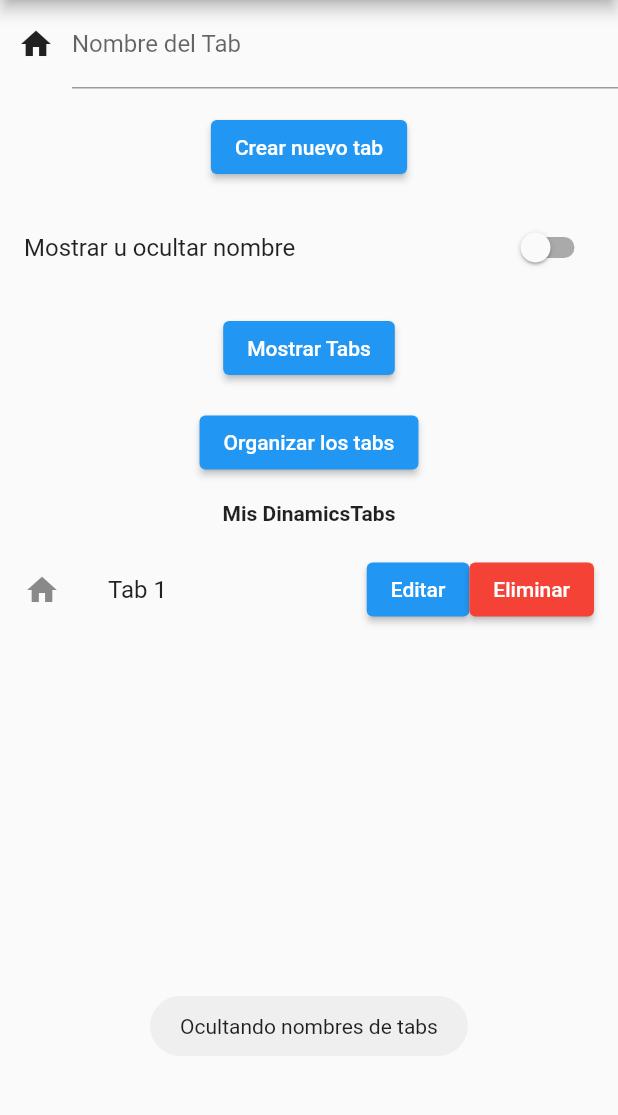
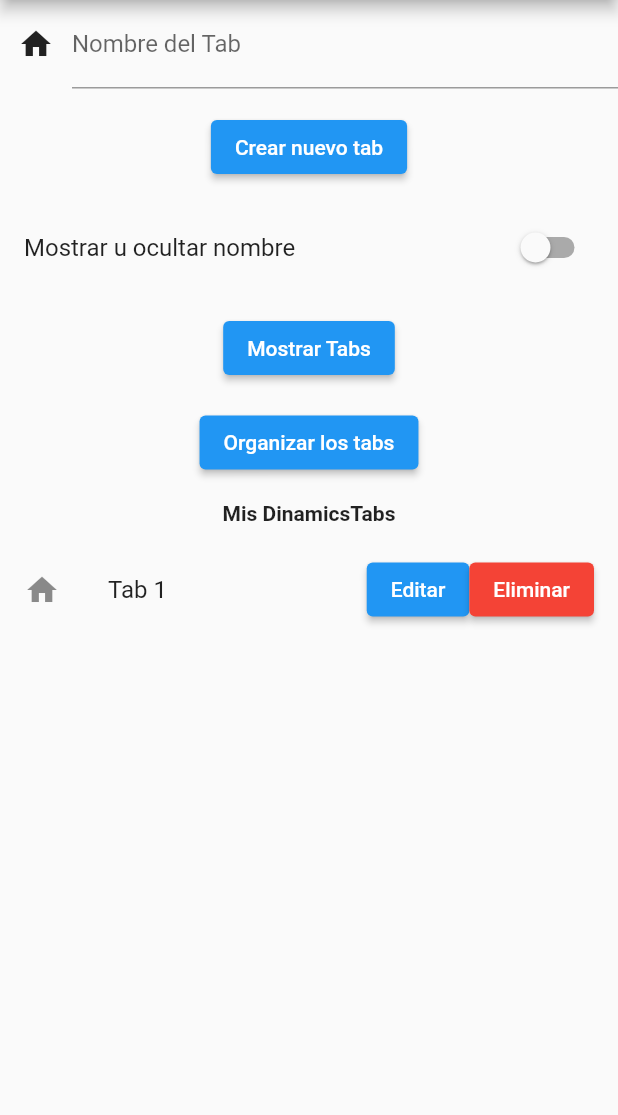
Before and after one commit to MagnoDaza/separado, a Flutter app: the TabCreatorPage screen opened directly, after a tap on "Mostrar u ocultar nombre", on a phone screen of 412 x 824 dp, the part 84-1199 px from its top. Run offline on Flutter 3.47's test engine with Material 2 defaults, Android fonts, the phone set to English and light mode, and no system bars; our stand-ins replace fluttertoast.

```diff
--- a/lib/show_hide_name_switch.dart
+++ b/lib/show_hide_name_switch.dart
@@ -1,8 +1,8 @@
-//archivo show_hide_name_switch.dart
+// archivo: show_hide_name_switch.dart
+
 import 'package:flutter/material.dart';
 import 'package:provider/provider.dart';
 import 'tab_provider.dart';
-import 'package:fluttertoast/fluttertoast.dart';
 
 class ShowHideNameSwitch extends StatelessWidget {
   @override
@@ -14,13 +14,6 @@ class ShowHideNameSwitch extends StatelessWidget {
           value: tabProvider.showText,
           onChanged: (bool value) {
             tabProvider.toggleShowText();
-            Fluttertoast.showToast(
-              msg: tabProvider.showText
-                  ? 'Mostrando nombres de tabs'
-                  : 'Ocultando nombres de tabs',
-              toastLength: Toast.LENGTH_SHORT,
-              gravity: ToastGravity.BOTTOM,
-            );
           },
         );
       },
```
Also changed, not shown: lib/show_hide_tabs_page.dart (added, +33 -0 lines), lib/tab_provider.dart (+14 -0 lines).
